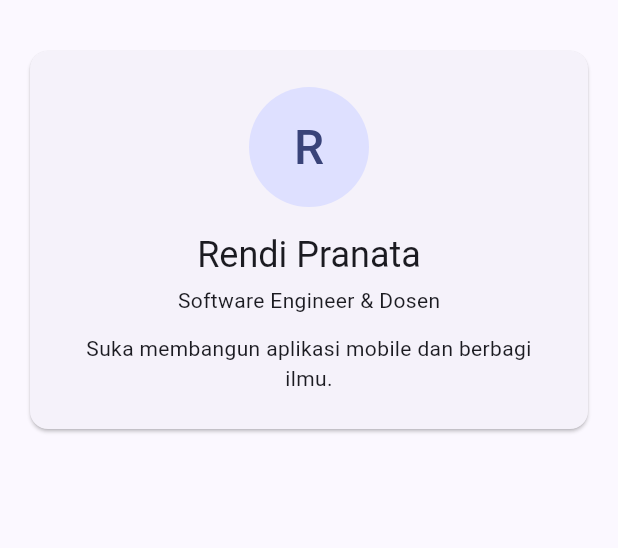
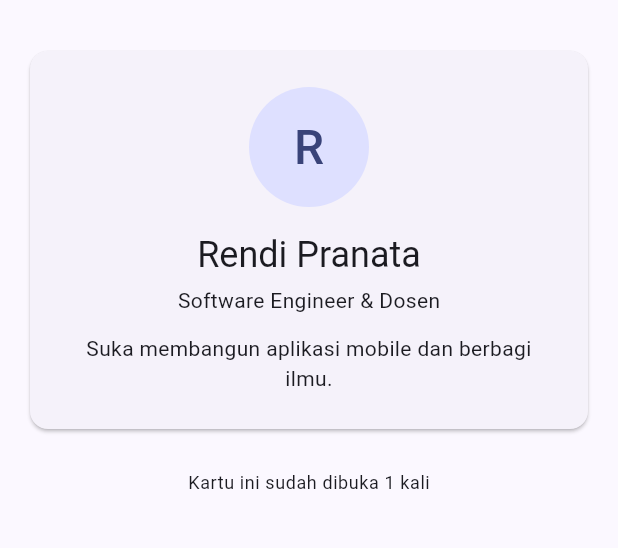
Before and after one commit to Rndprnt/kartu_profil_digital, a Flutter app: the screen it shows after launch, on a phone screen of 412 x 824 dp, the part 63-611 px from its top. Run offline on Flutter 3.47's test engine with Material 3 defaults, Android fonts, the phone set to English and light mode, and no system bars; our stand-ins replace shared_preferences.

Commit message:
Checkpoint 2

```diff
--- a/lib/main.dart
+++ b/lib/main.dart
@@ -1,11 +1,18 @@
 import 'package:flutter/material.dart';
 
 import 'pages/profile_page.dart';
+import 'services/pref_service.dart';
 
-void main() => runApp(const MyApp());
+void main() async {
+  WidgetsFlutterBinding.ensureInitialized(); // wajib sebelum await di main
+  final prefs = await PrefService.init();
+  await prefs.increaseOpenCount();
+  runApp(MyApp(prefs: prefs));
+}
 
 class MyApp extends StatelessWidget {
-  const MyApp({super.key});
+  const MyApp({super.key, required this.prefs});
+  final PrefService prefs;
 
   @override
   Widget build(BuildContext context) {
@@ -13,7 +20,7 @@ class MyApp extends StatelessWidget {
       title: 'Kartu Profil Digital',
       debugShowCheckedModeBanner: false,
       theme: ThemeData(colorSchemeSeed: Colors.indigo),
-      home: const ProfilePage(),
+      home: ProfilePage(prefs: prefs),
     );
   }
 }
--- a/lib/pages/profile_page.dart
+++ b/lib/pages/profile_page.dart
@@ -1,9 +1,11 @@
 import 'package:flutter/material.dart';
 
+import '../services/pref_service.dart';
 import '../models/profile_data.dart';
 
 class ProfilePage extends StatelessWidget {
-  const ProfilePage({super.key});
+  const ProfilePage({super.key, required this.prefs});
+  final PrefService prefs;
 
   @override
   Widget build(BuildContext context) {
@@ -41,6 +43,13 @@ class ProfilePage extends StatelessWidget {
               ),
             ),
           ),
+          const SizedBox(height: 24),
+          Center(
+            child: Text(
+              'Kartu ini sudah dibuka ${prefs.openCount} kali',
+              style: Theme.of(context).textTheme.bodySmall,
+            ),
+          ),
         ],
       ),
     );
--- a/lib/services/pref_service.dart
+++ b/lib/services/pref_service.dart
@@ -0,0 +1,20 @@
+import 'package:shared_preferences/shared_preferences.dart';
+
+class PrefService {
+  PrefService._(this._prefs);
+  final SharedPreferences _prefs;
+
+  // Semua key dikumpulkan di sini.
+  static const _kOpenCount = 'open_count';
+
+  /// Dipanggil sekali saat aplikasi mulai.
+  static Future<PrefService> init() async {
+    final prefs = await SharedPreferences.getInstance();
+    return PrefService._(prefs);
+  }
+
+  // ---------- Penghitung buka aplikasi ----------
+  int get openCount => _prefs.getInt(_kOpenCount) ?? 0;
+
+  Future<void> increaseOpenCount() => _prefs.setInt(_kOpenCount, openCount + 1);
+}
```
